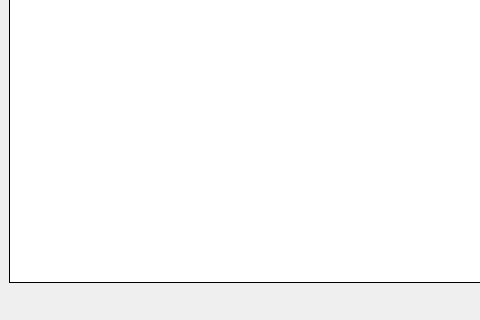
This is QuickStitch/quickstitchwindow.ui in Vivx701/QuickStitch as Qt 5 draws it before an edit; both pictures show x 0 to 480 and y 323 to 643 of the 816 by 643 pixel window. The edited form follows.
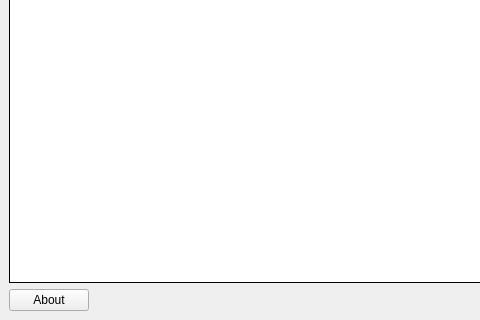
This is the edited form.

Commit message: added about screen

```diff
--- a/QuickStitch/quickstitchwindow.ui
+++ b/QuickStitch/quickstitchwindow.ui
@@ -75,6 +75,13 @@
     </item>
     <item>
      <layout class="QHBoxLayout" name="horizontalLayout">
+      <item>
+       <widget class="QPushButton" name="aboutButton">
+        <property name="text">
+         <string>About</string>
+        </property>
+       </widget>
+      </item>
       <item>
        <spacer name="horizontalSpacer">
         <property name="orientation">
```
The commit also changes 11 other files.
